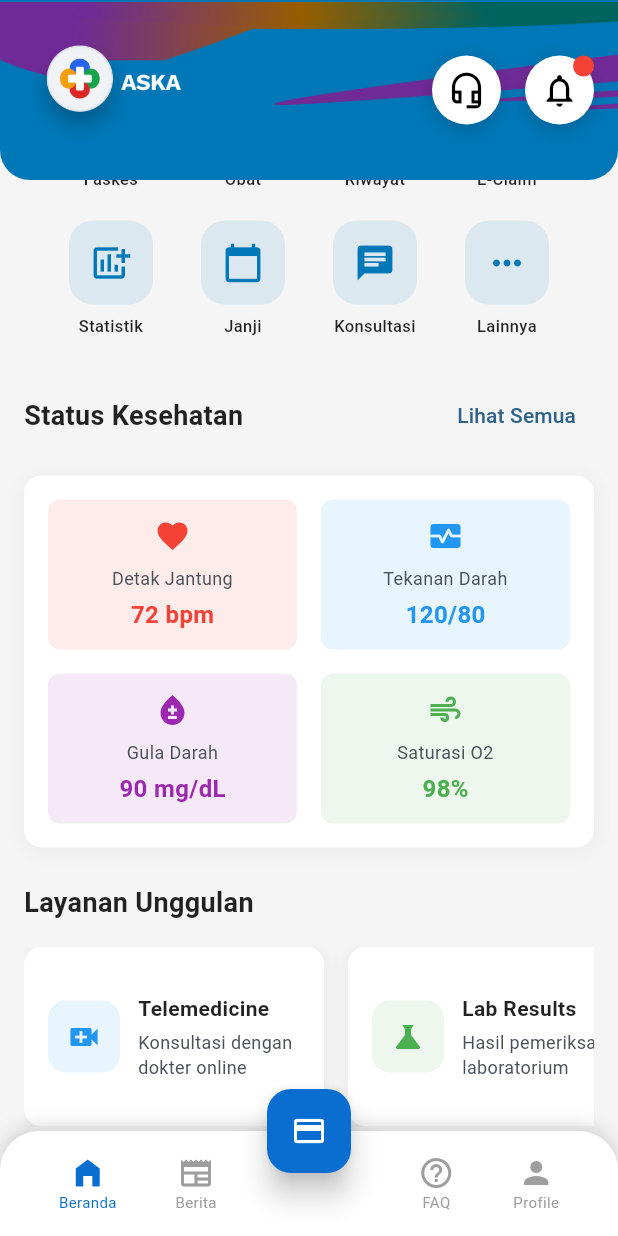
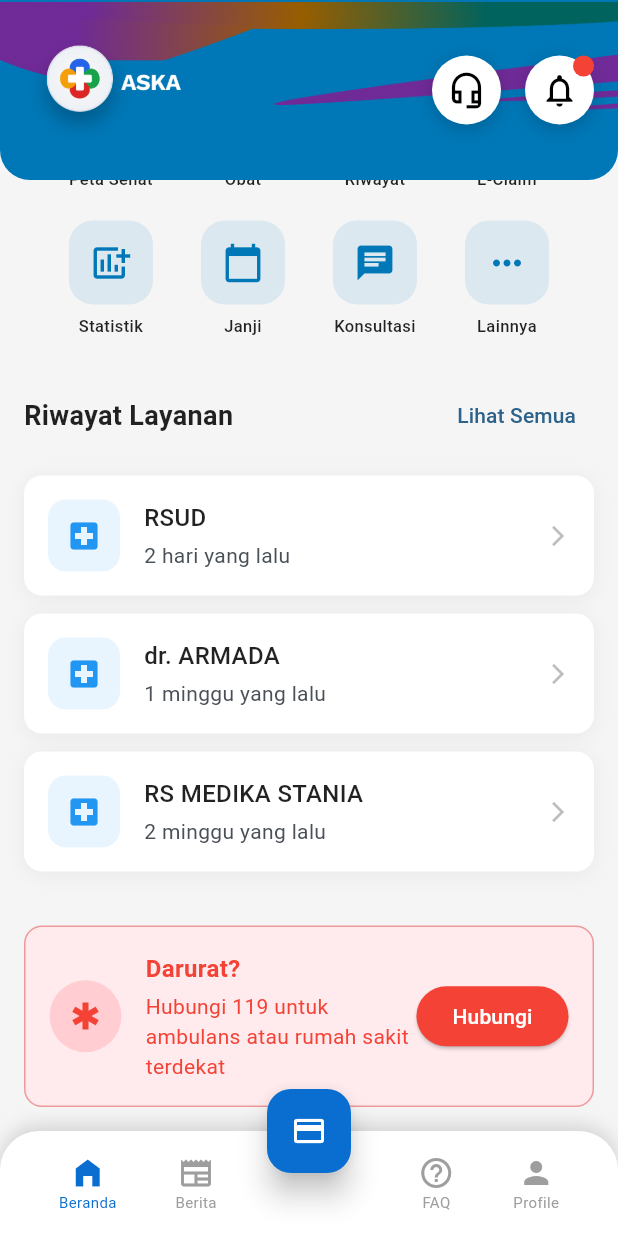
Before and after one commit to EgoApriansyah/aska, a Flutter app: the HomeScreen screen opened by its route, scrolled down 824 dp, on a phone screen of 412 x 824 dp. Run offline on Flutter 3.47's test engine with Material 3 defaults, Android fonts, the phone set to English and light mode, and no system bars; our stand-ins replace cloud_firestore, firebase_auth, firebase_core, fl_chart, flutter_gemini, geolocator and 3 more; missing offline and left inert: flutter_osm_plugin; accounts and stored records are empty.

Commit message:
NEW API AI

```diff
--- a/lib/screens/health/health_detail_screen.dart
+++ b/lib/screens/health/health_detail_screen.dart
@@ -24,7 +24,7 @@ class _HealthDetailScreenState extends State<HealthDetailScreen>
   List<Map<String, dynamic>> _weeklyData = [];
 
   // Health score variable - bisa diganti untuk testing
-  int _healthScore = 85; // Ganti ke < 50 untuk test tombol faskes
+  int _healthScore = 45; // Ganti ke < 50 untuk test tombol faskes
 
   @override
   void initState() {
@@ -279,16 +279,6 @@ class _HealthDetailScreenState extends State<HealthDetailScreen>
 
             // AI Analysis Section (Dipindah ke bawah)
             _buildAIAnalysisSection(),
-
-            const SizedBox(height: 20),
-
-            // Health Insights
-            _buildHealthInsights(),
-
-            const SizedBox(height: 20),
-
-            // Recommendations
-            _buildRecommendations(),
           ],
         ),
       ),
@@ -839,7 +829,7 @@ class _HealthDetailScreenState extends State<HealthDetailScreen>
       padding: const EdgeInsets.all(20),
       child: ListView.builder(
         shrinkWrap: true,
-        physics: const NeverScrollableScrollPhysics(),
+        // physics: const NeverScrollableScrollPhysics(),
         itemCount: _weeklyData.length,
         itemBuilder: (context, index) {
           final data = _weeklyData[index];
--- a/lib/screens/home/home_screen.dart
+++ b/lib/screens/home/home_screen.dart
@@ -64,23 +64,8 @@ class _HomeScreenState extends State<HomeScreen> with TickerProviderStateMixin {
 
             const SizedBox(height: 24),
 
-            // Health Status
-            _buildHealthStatus(),
-
-            const SizedBox(height: 24),
-
-            // Services Section
-            _buildServicesSection(),
-
-            const SizedBox(height: 24),
-
             // Recent Activities
             _buildRecentActivities(),
-
-            const SizedBox(height: 24),
-
-            // Health Tips
-            _buildHealthTips(),
 
             const SizedBox(height: 24),
 
@@ -911,7 +896,7 @@ class _HomeScreenState extends State<HomeScreen> with TickerProviderStateMixin {
             children: [
               _buildQuickAction(
                 Icons.local_hospital,
-                'Faskes',
+                'Peta Sehat',
                 () => Navigator.pushNamed(context, '/facilities'),
               ),
               _buildQuickAction(
@@ -1227,7 +1212,7 @@ class _HomeScreenState extends State<HomeScreen> with TickerProviderStateMixin {
           mainAxisAlignment: MainAxisAlignment.spaceBetween,
           children: [
             const Text(
-              'Aktivitas Terkini',
+              'Riwayat Layanan',
               style: TextStyle(
                 fontSize: 18,
                 fontWeight: FontWeight.bold,
@@ -1250,17 +1235,17 @@ class _HomeScreenState extends State<HomeScreen> with TickerProviderStateMixin {
           itemBuilder: (context, index) {
             return _buildActivityCard(
               [
-                'Kunjungan ke RSUD Cibabat',
-                'Cek Darah Rutin',
-                'Konsultasi Online',
+                'RSUD',
+                'dr. ARMADA',
+                'RS MEDIKA STANIA',
               ][index],
               [
                 '2 hari yang lalu',
                 '1 minggu yang lalu',
                 '2 minggu yang lalu',
               ][index],
-              [Icons.local_hospital, Icons.science, Icons.video_call][index],
-              [Colors.blue, Colors.green, Colors.purple][index],
+              [Icons.local_hospital, Icons.local_hospital, Icons.local_hospital][index],
+              [Colors.blue, Colors.blue, Colors.blue][index],
             );
           },
         ),
@@ -1323,60 +1308,6 @@ class _HomeScreenState extends State<HomeScreen> with TickerProviderStateMixin {
           Icon(Icons.arrow_forward_ios, size: 16, color: Colors.grey[400]),
         ],
       ),
-    );
-  }
-
-  Widget _buildHealthTips() {
-    return Column(
-      crossAxisAlignment: CrossAxisAlignment.start,
-      children: [
-        const Text(
-          'Tips Kesehatan',
-          style: TextStyle(
-            fontSize: 18,
-            fontWeight: FontWeight.bold,
-            color: AppColors.textDark,
-          ),
-        ),
-        const SizedBox(height: 16),
-        Container(
-          padding: const EdgeInsets.all(16),
-          decoration: BoxDecoration(
-            gradient: LinearGradient(
-              colors: [Colors.orange[400]!, Colors.orange[300]!],
-              begin: Alignment.topLeft,
-              end: Alignment.bottomRight,
-            ),
-            borderRadius: BorderRadius.circular(12),
-          ),
-          child: Row(
-            children: [
-              const Icon(Icons.lightbulb, color: Colors.white, size: 40),
-              const SizedBox(width: 16),
-              const Expanded(
-                child: Column(
-                  crossAxisAlignment: CrossAxisAlignment.start,
-                  children: [
-                    Text(
-                      'Tips Hari Ini',
-                      style: TextStyle(
-                        fontSize: 16,
-                        fontWeight: FontWeight.bold,
-                        color: Colors.white,
-                      ),
-                    ),
-                    SizedBox(height: 4),
-                    Text(
-                      'Minum 8 gelas air putih setiap hari untuk menjaga tubuh tetap terhidrasi dengan baik.',
-                      style: TextStyle(fontSize: 14, color: Colors.white),
-                    ),
-                  ],
-                ),
-              ),
-            ],
-          ),
-        ),
-      ],
     );
   }
 
--- a/lib/services/health_analysis_service.dart
+++ b/lib/services/health_analysis_service.dart
@@ -1,7 +1,7 @@
 import 'package:flutter_gemini/flutter_gemini.dart';
 
 class HealthAnalysisService {
-  static const String _apiKey = 'AIzaSyAS1H4mMZbgVqowCH_mYZAmJFh-hfgUPgA';
+  static const String _apiKey = 'AIzaSyAJsKefFrj8md0z180-co5mu81FjbeL_GQ';
 
   static bool _isInitialized = false;
 
```
